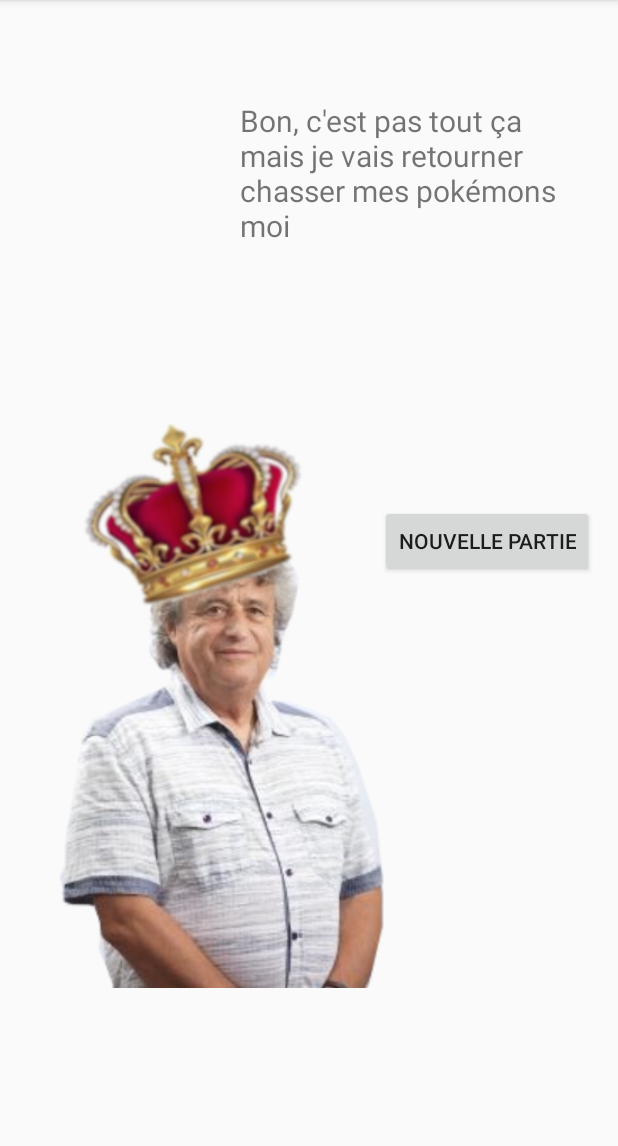
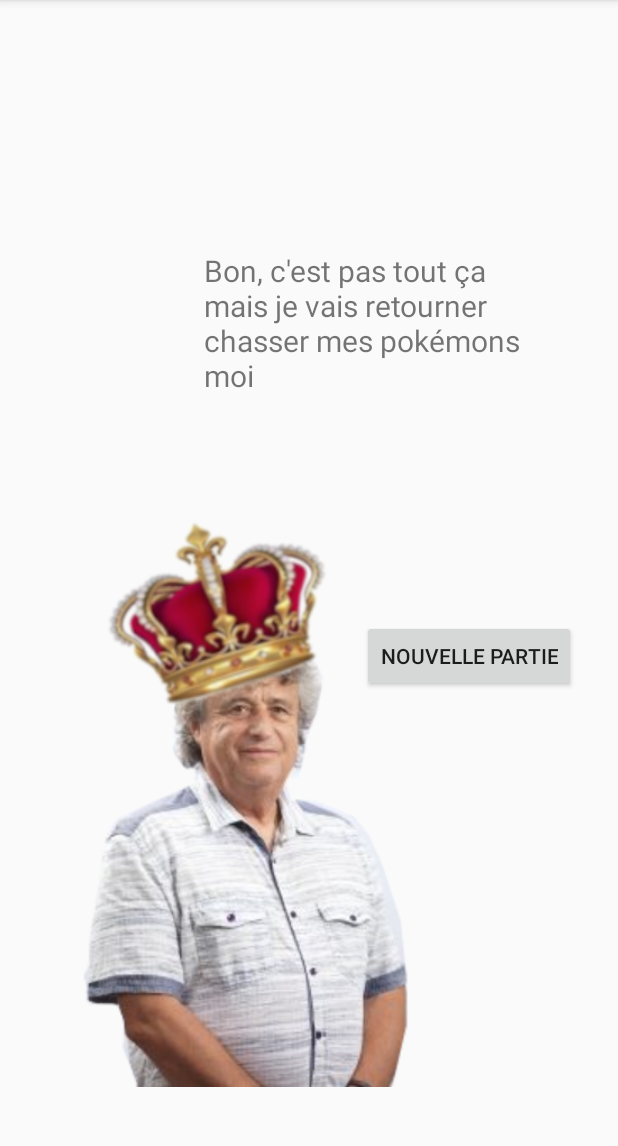
Before and after one commit to PreslavPO/ClickerGod, an Android app: the Victoire screen opened directly, with no data from a screen before it, on a phone screen of 412 x 824 dp, the part 84-1230 px from its top. Run offline under Robolectric (Android 15) with nearby library versions, the phone set to English and light mode, and no system bars.

Commit message:
Amélioration des constraints

```diff
--- a/app/src/main/res/layout/activity_victoire.xml
+++ b/app/src/main/res/layout/activity_victoire.xml
@@ -12,34 +12,33 @@
         android:layout_height="396dp"
         app:layout_constraintBottom_toBottomOf="parent"
         app:layout_constraintEnd_toEndOf="parent"
-        app:layout_constraintHorizontal_bias="0.185"
+        app:layout_constraintHorizontal_bias="0.303"
         app:layout_constraintStart_toStartOf="parent"
         app:layout_constraintTop_toTopOf="parent"
-        app:layout_constraintVertical_bias="0.729"
+        app:layout_constraintVertical_bias="0.906"
         app:srcCompat="@drawable/dieu" />
 
     <TextView
         android:id="@+id/textView"
-        android:layout_width="232dp"
-        android:layout_height="151dp"
-        android:layout_marginStart="160dp"
-        android:layout_marginLeft="160dp"
+        android:layout_width="230dp"
+        android:layout_height="102dp"
+        android:layout_marginStart="136dp"
+        android:layout_marginLeft="136dp"
         android:text="Bon, c'est pas tout ça mais je vais retourner chasser mes pokémons moi"
         android:textSize="20sp"
-        app:layout_constraintBottom_toBottomOf="parent"
+        app:layout_constraintBottom_toTopOf="@+id/imageView"
         app:layout_constraintStart_toStartOf="parent"
         app:layout_constraintTop_toTopOf="parent"
-        app:layout_constraintVertical_bias="0.108" />
+        app:layout_constraintVertical_bias="0.708" />
 
     <Button
         android:id="@+id/newGame"
         android:layout_width="wrap_content"
         android:layout_height="wrap_content"
+        android:layout_marginEnd="28dp"
+        android:layout_marginRight="28dp"
+        android:layout_marginBottom="272dp"
         android:text="Nouvelle partie"
-        app:layout_constraintBottom_toBottomOf="parent"
-        app:layout_constraintEnd_toEndOf="parent"
-        app:layout_constraintHorizontal_bias="0.94"
-        app:layout_constraintStart_toStartOf="parent"
-        app:layout_constraintTop_toTopOf="parent"
-        app:layout_constraintVertical_bias="0.468" />
+        app:layout_constraintBottom_toBottomOf="@+id/imageView"
+        app:layout_constraintEnd_toEndOf="parent" />
 </androidx.constraintlayout.widget.ConstraintLayout>
```
Also changed, not shown: app/src/main/res/layout/activity_cookie.xml (+5 -5 lines), app/src/main/res/layout/activity_main.xml (+7 -8 lines).
